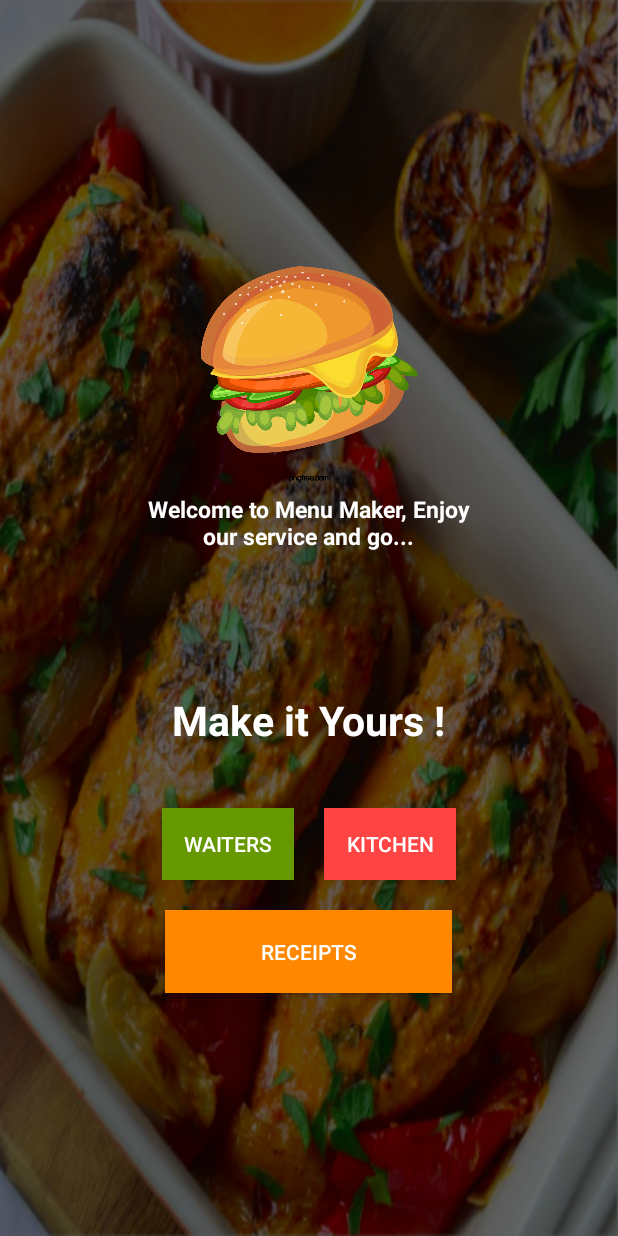
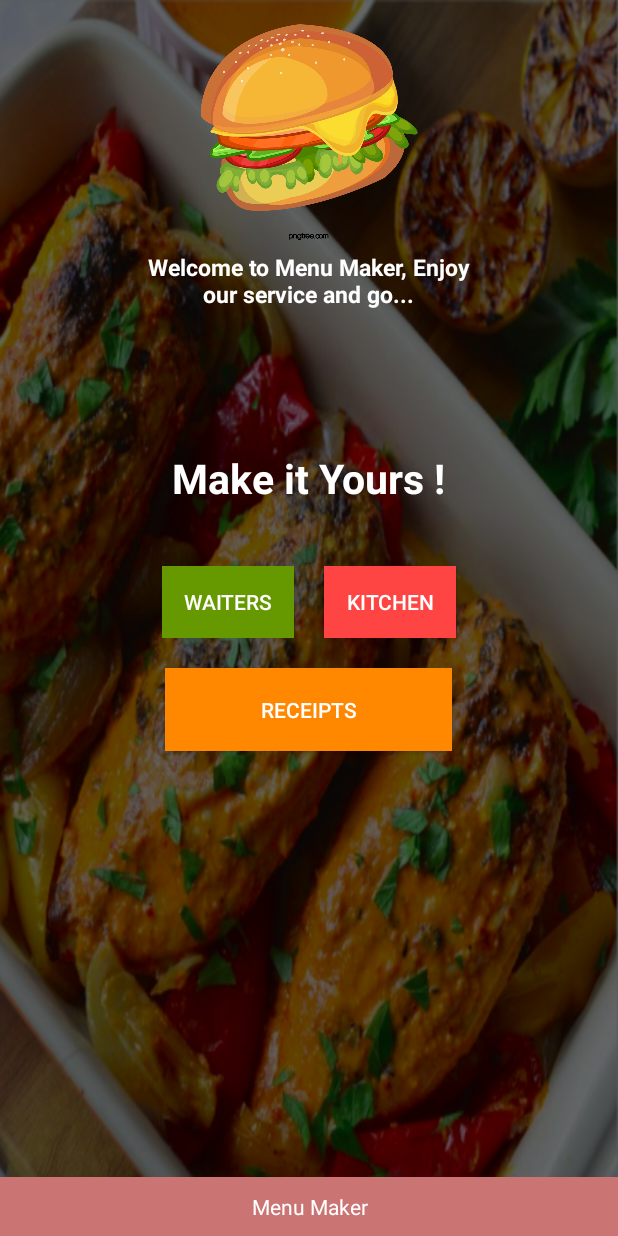
Before and after one commit to Mugengano18/Menu_App, an Android app: the screen it shows after launch (MainActivity), on a phone screen of 412 x 824 dp. Run offline under Robolectric (Android 15) with nearby library versions, the phone set to English and light mode, and no system bars; our stand-ins replace ButterKnife; Roboto replaces fonts that are not available here.

```diff
--- a/app/src/main/res/layout-land/activity_main.xml
+++ b/app/src/main/res/layout-land/activity_main.xml
@@ -22,15 +22,16 @@
             <LinearLayout
                 android:id="@+id/linear"
                 android:layout_width="match_parent"
-                android:layout_height="222dp"
-                android:orientation="horizontal">
+                    android:gravity="center_horizontal"
+                    android:layout_height="222dp"
+                    android:orientation="horizontal">
 
                 <TextView
                     android:id="@+id/text"
-                    android:layout_width="449dp"
-                    android:layout_height="122dp"
+                    android:layout_width="224dp"
+                    android:layout_height="174dp"
                     android:layout_marginTop="60dp"
-                    android:gravity="center_horizontal"
+
                     android:lineSpacingExtra="10sp"
                     android:text="Welcome to Menu \n Maker, Enjoy our service \n and go..."
                     android:textColor="@android:color/white"
@@ -39,7 +40,7 @@
                     app:fontFamily="@font/rosarivo" />
 
                 <ImageView
-                    android:layout_width="199dp"
+                    android:layout_width="212dp"
                     android:layout_height="match_parent"
                     android:background="@drawable/burger" />
 
@@ -53,7 +54,7 @@
                 android:layout_below="@id/linear"
                 android:text="Make it Yours !"
                 android:textColor="@android:color/white"
-                android:textSize="27sp"
+                android:textSize="30sp"
                 android:textStyle="bold"
                 app:fontFamily="@font/arizonia" />
 
@@ -68,31 +69,34 @@
 
                 <Button
                     android:id="@+id/btnWaiter"
-                    android:layout_width="193dp"
-                    android:layout_height="wrap_content"
+                    android:layout_width="190dp"
+                    android:layout_height="62dp"
                     android:layout_marginRight="20dp"
                     android:background="@android:color/holo_green_dark"
                     android:text="Waiters"
+                    android:textSize="17sp"
                     android:textColor="@android:color/white" />
 
                 <Button
                     android:id="@+id/btnKitchen"
-                    android:layout_width="193dp"
-                    android:layout_height="wrap_content"
+                    android:layout_width="191dp"
+                    android:layout_height="66dp"
                     android:background="@android:color/holo_red_light"
                     android:text="Kitchen"
-                    android:textColor="@android:color/white" />
+                    android:textColor="@android:color/white"
+                    android:textSize="17sp" />
 
             </LinearLayout>
 
             <Button
                 android:id="@+id/btnReceipts"
-                android:layout_width="399dp"
-                android:layout_height="wrap_content"
+                android:layout_width="396dp"
+                android:layout_height="71dp"
                 android:layout_below="@id/linear2"
                 android:layout_centerHorizontal="true"
                 android:background="@android:color/holo_orange_dark"
                 android:text="Receipts"
+                android:textSize="18sp"
                 android:textColor="@android:color/white" />
 
         </RelativeLayout>
--- a/app/src/main/res/layout/activity_main.xml
+++ b/app/src/main/res/layout/activity_main.xml
@@ -71,7 +71,6 @@
             android:id="@+id/btnKitchen"
             android:layout_width="wrap_content"
             android:layout_height="wrap_content"
-
             android:background="@android:color/holo_red_light"
             android:text="Kitchen"
             android:textColor="@android:color/white" />
@@ -82,12 +81,20 @@
         android:id="@+id/btnReceipts"
         android:layout_width="191dp"
         android:layout_height="55dp"
-
         android:layout_below="@id/linear2"
         android:layout_centerHorizontal="true"
-
         android:background="@android:color/holo_orange_dark"
         android:text="Receipts"
         android:textColor="@android:color/white" />
 
+    <TextView
+        android:padding="10dp"
+        android:gravity="center"
+        android:textColor="@android:color/white"
+        android:text="@string/app_name"
+        android:background="@color/colorPrimaryLight"
+        android:layout_alignParentBottom="true"
+        android:layout_width="match_parent"
+        android:layout_height="wrap_content"/>
+
 </RelativeLayout>
```
Also changed, not shown: app/src/main/res/layout/activity_another.xml (+9 -10 lines), app/src/main/res/layout/activity_tablenbr.xml (+22 -13 lines), app/src/main/res/layout/waiter_view.xml (added, +103 -0 lines).
